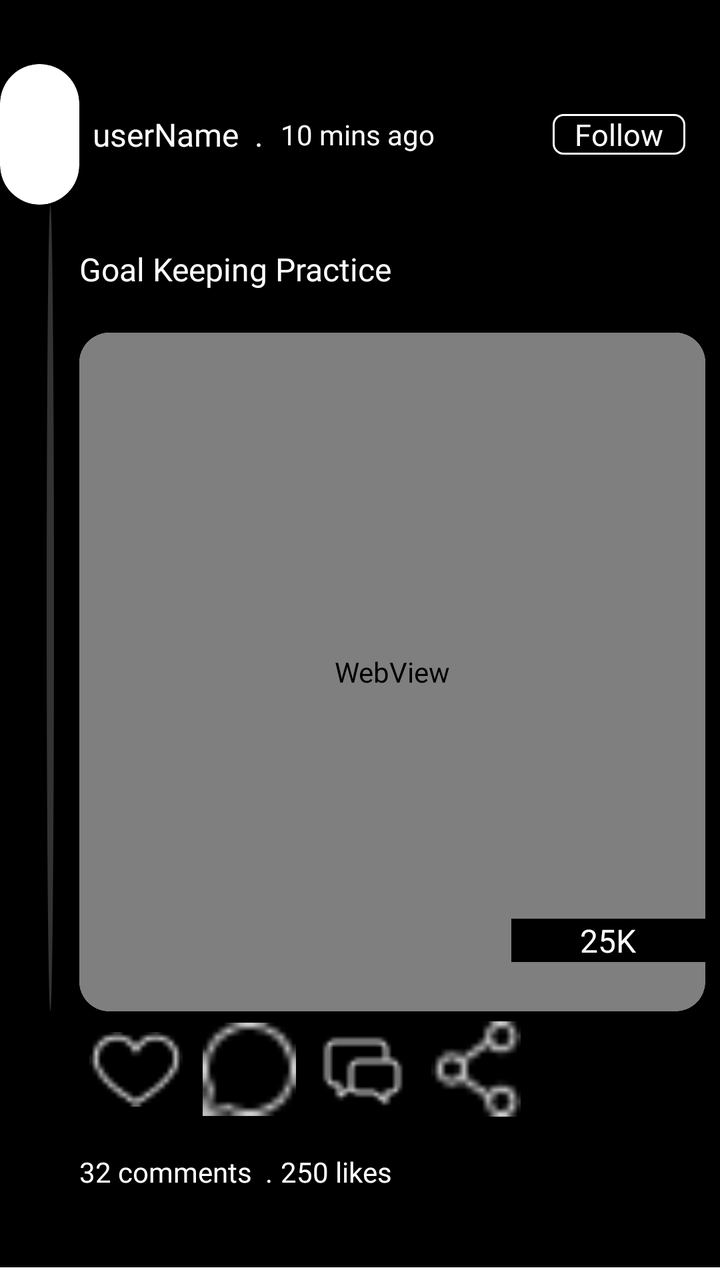
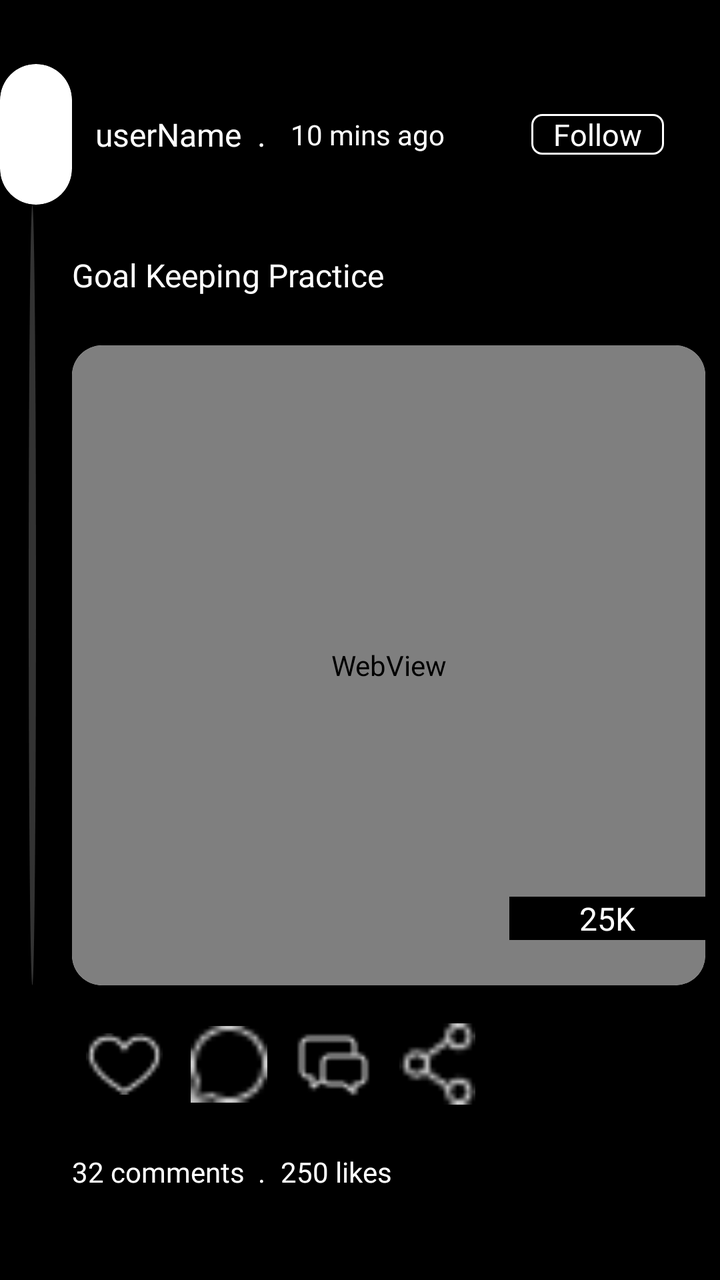

An Android layout rendered at two revisions. The XML below is the earlier revision; the diff shows what the commit changed to produce the second picture.
<!-- AndroidManifest.xml: application theme Theme.Pruvve -->
<!-- res/layout/item_feed_videos.xml -->
<?xml version="1.0" encoding="utf-8"?>
<androidx.constraintlayout.widget.ConstraintLayout xmlns:android="http://schemas.android.com/apk/res/android"
    xmlns:app="http://schemas.android.com/apk/res-auto"
    xmlns:tools="http://schemas.android.com/tools"
    android:layout_width="match_parent"
    android:layout_height="400dp"
    android:background="@color/black">

    <androidx.cardview.widget.CardView
        android:layout_width="0dp"
        android:layout_height="0dp"
        app:cardCornerRadius="80dp"
        app:layout_constraintBottom_toTopOf="@+id/guideline111"
        app:layout_constraintEnd_toStartOf="@+id/guideline116"
        app:layout_constraintStart_toStartOf="parent"
        app:layout_constraintTop_toTopOf="@+id/guideline118">

        <WebView
            android:id="@+id/wvFeedsProfilePicture"
            android:layout_width="0dp"
            android:layout_height="0dp"
            android:src="@drawable/custom_circl" />
    </androidx.cardview.widget.CardView>



    <View
        android:id="@+id/view"
        android:layout_width="0dp"
        android:layout_height="0dp"
        android:background="@drawable/profile_line"
        app:layout_constraintBottom_toTopOf="@+id/guideline114"
        app:layout_constraintEnd_toStartOf="@+id/guideline122"
        app:layout_constraintStart_toStartOf="@+id/guideline117"
        app:layout_constraintTop_toTopOf="@+id/guideline111" />

    <View
        android:layout_width="0dp"
        android:layout_height="0dp"
        android:background="@color/white"
        app:layout_constraintBottom_toBottomOf="parent"
        app:layout_constraintEnd_toEndOf="parent"
        app:layout_constraintStart_toStartOf="parent"
        app:layout_constraintTop_toTopOf="@+id/guideline124" />

    <TextView
        android:id="@+id/tvProfileName"
        android:layout_width="0dp"
        android:layout_height="wrap_content"
        android:fontFamily="@font/my_poppins"
        android:gravity="center_vertical"
        android:text="\tuserName  ."
        android:textColor="@color/white"
        android:textSize="16sp"
        app:layout_constraintBottom_toTopOf="@+id/guideline111"
        app:layout_constraintEnd_toStartOf="@+id/guideline120"
        app:layout_constraintStart_toStartOf="@+id/guideline116"
        app:layout_constraintTop_toTopOf="@+id/guideline118"
        tools:ignore="HardcodedText" />

    <TextView
        android:id="@+id/tvTimestamp"
        android:layout_width="0dp"
        android:layout_height="wrap_content"
        android:fontFamily="@font/my_poppins"
        android:gravity="center_vertical"
        android:text="10 mins ago"
        android:textColor="@color/white"
        android:textSize="14sp"
        app:layout_constraintBottom_toTopOf="@+id/guideline111"
        app:layout_constraintEnd_toEndOf="parent"
        app:layout_constraintStart_toEndOf="@+id/tvProfileName"
        app:layout_constraintTop_toTopOf="@+id/guideline118"
        tools:ignore="HardcodedText" />

    <TextView
        android:id="@+id/tvFollowButton"
        android:layout_width="wrap_content"
        android:layout_height="wrap_content"
        android:background="@drawable/sign_in_viewbackgrounds"
        android:fontFamily="@font/my_poppins"
        android:gravity="center"
        android:text="   Follow   "
        android:textColor="@color/white"
        android:textSize="15sp"
        app:layout_constraintBottom_toTopOf="@+id/guideline111"
        app:layout_constraintEnd_toStartOf="@+id/guideline119"
        app:layout_constraintStart_toStartOf="@+id/guideline121"
        app:layout_constraintTop_toTopOf="@+id/guideline118"
        tools:ignore="HardcodedText" />

    <TextView
        android:id="@+id/tvTitle"
        android:layout_width="0dp"
        android:layout_height="wrap_content"
        android:fontFamily="@font/poppins_bold"
        android:gravity="center_vertical"
        android:text="Goal Keeping Practice"
        android:textColor="@color/white"
        android:textSize="16sp"
        app:layout_constraintBottom_toTopOf="@+id/guideline112"
        app:layout_constraintEnd_toEndOf="parent"
        app:layout_constraintStart_toStartOf="@+id/guideline116"
        app:layout_constraintTop_toTopOf="@+id/guideline111"
        tools:ignore="HardcodedText" />


    <androidx.cardview.widget.CardView
        android:id="@+id/cardView"
        android:layout_width="0dp"
        android:layout_height="0dp"
        app:cardCornerRadius="15dp"
        app:layout_constraintBottom_toTopOf="@+id/guideline114"
        app:layout_constraintEnd_toStartOf="@+id/guideline119"
        app:layout_constraintStart_toStartOf="@+id/guideline116"
        app:layout_constraintTop_toTopOf="@+id/guideline112">

        <androidx.constraintlayout.widget.ConstraintLayout
            android:layout_width="match_parent"
            android:layout_height="match_parent">

            <WebView
                android:id="@+id/wvFeeds"
                android:layout_width="match_parent"
                android:layout_height="match_parent"
                android:background="@drawable/dialogue_background3"
                app:layout_constraintBottom_toBottomOf="parent"
                app:layout_constraintEnd_toEndOf="parent"
                app:layout_constraintStart_toStartOf="parent"
                app:layout_constraintTop_toTopOf="parent" />

            <TextView
                android:id="@+id/tvViews"
                android:layout_width="0dp"
                android:layout_height="wrap_content"
                android:background="@color/black"
                android:fontFamily="@font/poppins_bold"
                android:gravity="center"
                android:text="25K"
                android:textAlignment="center"
                android:textColor="@color/white"
                android:textSize="16sp"

                app:layout_constraintBottom_toBottomOf="parent"
                app:layout_constraintEnd_toEndOf="parent"
                app:layout_constraintStart_toStartOf="@+id/guideline168"
                app:layout_constraintTop_toTopOf="@+id/guideline170"
                tools:ignore="HardcodedText" />

            <androidx.constraintlayout.widget.Guideline
                android:id="@+id/guideline168"
                android:layout_width="wrap_content"
                android:layout_height="wrap_content"
                android:orientation="vertical"
                app:layout_constraintGuide_percent="0.69" />

            <androidx.constraintlayout.widget.Guideline
                android:id="@+id/guideline170"
                android:layout_width="wrap_content"
                android:layout_height="wrap_content"
                android:orientation="horizontal"
                app:layout_constraintGuide_percent="0.79" />

        </androidx.constraintlayout.widget.ConstraintLayout>
    </androidx.cardview.widget.CardView>

    <LinearLayout
        android:id="@+id/linearLayout2"
        android:layout_width="0dp"
        android:layout_height="0dp"
        android:orientation="horizontal"
        app:layout_constraintBottom_toTopOf="@+id/guideline115"
        app:layout_constraintEnd_toStartOf="@+id/guideline121"
        app:layout_constraintStart_toStartOf="@+id/guideline116"
        app:layout_constraintTop_toTopOf="@+id/guideline114">

        <ImageView
            android:id="@+id/ivLikeButton"
            android:layout_width="match_parent"
            android:layout_height="match_parent"
            android:layout_margin="5dp"
            android:layout_weight="1"
            android:src="@drawable/like_heart"
            android:contentDescription="this is for the like action"
            tools:ignore="HardcodedText"/>

        <ImageView
            android:id="@+id/ivCommentButton"
            android:layout_width="match_parent"
            android:layout_height="match_parent"
            android:layout_margin="5dp"
            android:layout_weight="1"
            android:src="@drawable/comment"
            android:contentDescription="this is for the comment action"
            tools:ignore="HardcodedText"/>

        <ImageView
            android:id="@+id/ivChatButton"
            android:layout_width="match_parent"
            android:layout_height="match_parent"
            android:layout_marginStart="5dp"
            android:layout_marginTop="2dp"
            android:layout_marginEnd="5dp"
            android:layout_marginBottom="2dp"
            android:layout_weight="1"
            android:src="@drawable/chat"
            android:contentDescription="this is for the chat action"
            tools:ignore="HardcodedText" />

        <ImageView
            android:id="@+id/ivShareButton"
            android:layout_width="match_parent"
            android:layout_height="match_parent"
            android:layout_margin="5dp"
            android:layout_weight="1"
            android:src="@drawable/share"
            android:contentDescription="this is for the share action"
            tools:ignore="HardcodedText"/>
    </LinearLayout>

    <TextView
        android:id="@+id/tvComments"
        android:layout_width="0dp"
        android:layout_height="wrap_content"
        android:fontFamily="@font/my_poppins"
        android:gravity="center_vertical"
        android:text="32 comments  . "
        android:textColor="@color/white"
        android:textSize="14sp"
        app:layout_constraintBottom_toTopOf="@+id/guideline123"
        app:layout_constraintEnd_toStartOf="@+id/guideline120"
        app:layout_constraintStart_toStartOf="@+id/guideline116"
        app:layout_constraintTop_toTopOf="@+id/guideline115"
        tools:ignore="HardcodedText" />

    <TextView
        android:id="@+id/tvLikes"
        android:layout_width="0dp"
        android:layout_height="wrap_content"
        android:fontFamily="@font/my_poppins"
        android:gravity="center_vertical"
        android:text="250 likes"
        android:textColor="@color/white"
        android:textSize="14sp"
        app:layout_constraintBottom_toTopOf="@+id/guideline123"
        app:layout_constraintEnd_toStartOf="@+id/guideline121"
        app:layout_constraintStart_toStartOf="@+id/guideline120"
        app:layout_constraintTop_toTopOf="@+id/guideline115"
        tools:ignore="HardcodedText" />

    <androidx.constraintlayout.widget.Guideline
        android:id="@+id/guideline111"
        android:layout_width="wrap_content"
        android:layout_height="wrap_content"
        android:orientation="horizontal"
        app:layout_constraintGuide_percent="0.16" />

    <androidx.constraintlayout.widget.Guideline
        android:id="@+id/guideline112"
        android:layout_width="wrap_content"
        android:layout_height="wrap_content"
        android:orientation="horizontal"
        app:layout_constraintGuide_percent="0.26" />

    <androidx.constraintlayout.widget.Guideline
        android:id="@+id/guideline113"
        android:layout_width="wrap_content"
        android:layout_height="wrap_content"
        android:orientation="horizontal"
        app:layout_constraintGuide_percent="0.67" />

    <androidx.constraintlayout.widget.Guideline
        android:id="@+id/guideline114"
        android:layout_width="wrap_content"
        android:layout_height="wrap_content"
        android:orientation="horizontal"
        app:layout_constraintGuide_percent="0.79" />

    <androidx.constraintlayout.widget.Guideline
        android:id="@+id/guideline115"
        android:layout_width="wrap_content"
        android:layout_height="wrap_content"
        android:orientation="horizontal"
        app:layout_constraintGuide_percent="0.88" />

    <androidx.constraintlayout.widget.Guideline
        android:id="@+id/guideline116"
        android:layout_width="wrap_content"
        android:layout_height="wrap_content"
        android:orientation="vertical"
        app:layout_constraintGuide_percent="0.11" />

    <androidx.constraintlayout.widget.Guideline
        android:id="@+id/guideline117"
        android:layout_width="wrap_content"
        android:layout_height="wrap_content"
        android:orientation="vertical"
        app:layout_constraintGuide_percent="0.065" />

    <androidx.constraintlayout.widget.Guideline
        android:id="@+id/guideline119"
        android:layout_width="wrap_content"
        android:layout_height="wrap_content"
        android:orientation="vertical"
        app:layout_constraintGuide_percent="0.98" />

    <androidx.constraintlayout.widget.Guideline
        android:id="@+id/guideline120"
        android:layout_width="wrap_content"
        android:layout_height="wrap_content"
        android:orientation="vertical"
        app:layout_constraintGuide_percent="0.39" />

    <androidx.constraintlayout.widget.Guideline
        android:id="@+id/guideline121"
        android:layout_width="wrap_content"
        android:layout_height="wrap_content"
        android:orientation="vertical"
        app:layout_constraintGuide_percent="0.74" />

    <androidx.constraintlayout.widget.Guideline
        android:id="@+id/guideline122"
        android:layout_width="wrap_content"
        android:layout_height="wrap_content"
        android:orientation="vertical"
        app:layout_constraintGuide_percent="0.075" />

    <androidx.constraintlayout.widget.Guideline
        android:id="@+id/guideline118"
        android:layout_width="wrap_content"
        android:layout_height="wrap_content"
        android:orientation="horizontal"
        app:layout_constraintGuide_percent="0.05" />

    <androidx.constraintlayout.widget.Guideline
        android:id="@+id/guideline123"
        android:layout_width="wrap_content"
        android:layout_height="wrap_content"
        android:orientation="horizontal"
        app:layout_constraintGuide_percent="0.95" />

    <androidx.constraintlayout.widget.Guideline
        android:id="@+id/guideline124"
        android:layout_width="wrap_content"
        android:layout_height="wrap_content"
        android:orientation="horizontal"
        app:layout_constraintGuide_percent="0.99" />

</androidx.constraintlayout.widget.ConstraintLayout>
<!-- resources referenced by this layout -->
<resources>
  <color name="black">#FF000000</color>
  <color name="white">#FFFFFFFF</color>
  <!-- drawable chat: png bitmap (drawable, 570 bytes) -->
  <!-- drawable comment: png bitmap (drawable, 357 bytes) -->
  <!-- drawable custom_circl (drawable) -->
  <?xml version="1.0" encoding="utf-8"?>
  <shape xmlns:android="http://schemas.android.com/apk/res/android"
      android:shape="oval">
      <stroke android:color="@color/green"
          android:width="5dp"/>
  </shape>
  <!-- drawable dialogue_background3 (drawable) -->
  <?xml version="1.0" encoding="utf-8"?>
  <shape
      xmlns:android="http://schemas.android.com/apk/res/android"
      android:shape="rectangle">
      <solid
          android:color="@color/dark_gray"/>
      <corners
          android:radius="10dp"/>
  </shape>
  <!-- drawable like_heart: png bitmap (drawable, 396 bytes) -->
  <!-- drawable profile_line (drawable) -->
  <?xml version="1.0" encoding="utf-8"?>
  <shape xmlns:android="http://schemas.android.com/apk/res/android"
      android:shape="oval">
      <solid android:color="@color/dark_gray"/>
  </shape>
  <!-- drawable share: png bitmap (drawable, 367 bytes) -->
  <!-- drawable sign_in_viewbackgrounds (drawable) -->
  <?xml version="1.0" encoding="utf-8"?>
  <shape
      xmlns:app="http://schemas.android.com/apk/res-auto"
      xmlns:android="http://schemas.android.com/apk/res/android"
      android:shape="rectangle">
      <corners
          android:radius="5dp"/>
      <stroke
          android:width="1sp"
          android:color="@color/white"/>
  </shape>
  <style name="Theme.Pruvve" parent="Base.Theme.Pruvve" />
  <color name="green">#008000</color>
  <color name="dark_gray">#333333</color>
  <style name="Base.Theme.Pruvve" parent="Theme.AppCompat.Light.NoActionBar">
          
          
      </style>
</resources>

<!-- the commit's change to res/layout/item_feed_videos.xml (unified diff, before → after) -->
@@ -2,11 +2,14 @@
 <androidx.constraintlayout.widget.ConstraintLayout xmlns:android="http://schemas.android.com/apk/res/android"
     xmlns:app="http://schemas.android.com/apk/res-auto"
     xmlns:tools="http://schemas.android.com/tools"
+    android:id="@+id/clFeedVideos"
     android:layout_width="match_parent"
     android:layout_height="400dp"
-    android:background="@color/black">
+    android:background="@color/black"
+    tools:context=".MorePage">
 
     <androidx.cardview.widget.CardView
+        android:id="@+id/cvWVFeeds"
         android:layout_width="0dp"
         android:layout_height="0dp"
         app:cardCornerRadius="80dp"
@@ -35,13 +38,14 @@
         app:layout_constraintTop_toTopOf="@+id/guideline111" />
 
     <View
+        android:id="@+id/view2"
         android:layout_width="0dp"
         android:layout_height="0dp"
         android:background="@color/white"
         app:layout_constraintBottom_toBottomOf="parent"
         app:layout_constraintEnd_toEndOf="parent"
         app:layout_constraintStart_toStartOf="parent"
-        app:layout_constraintTop_toTopOf="@+id/guideline124" />
+        app:layout_constraintTop_toTopOf="@+id/guideline324" />
 
     <TextView
         android:id="@+id/tvProfileName"
@@ -50,6 +54,7 @@
         android:fontFamily="@font/my_poppins"
         android:gravity="center_vertical"
         android:text="\tuserName  ."
+        android:layout_marginStart="5dp"
         android:textColor="@color/white"
         android:textSize="16sp"
         app:layout_constraintBottom_toTopOf="@+id/guideline111"
@@ -65,6 +70,7 @@
         android:fontFamily="@font/my_poppins"
         android:gravity="center_vertical"
         android:text="10 mins ago"
+        android:layout_marginStart="5dp"
         android:textColor="@color/white"
         android:textSize="14sp"
         app:layout_constraintBottom_toTopOf="@+id/guideline111"
@@ -106,7 +112,7 @@
 
 
     <androidx.cardview.widget.CardView
-        android:id="@+id/cardView"
+        android:id="@+id/cvMainFeeds"
         android:layout_width="0dp"
         android:layout_height="0dp"
         app:cardCornerRadius="15dp"
@@ -168,6 +174,7 @@
         android:id="@+id/linearLayout2"
         android:layout_width="0dp"
         android:layout_height="0dp"
+        android:layout_marginTop="8dp"
         android:orientation="horizontal"
         app:layout_constraintBottom_toTopOf="@+id/guideline115"
         app:layout_constraintEnd_toStartOf="@+id/guideline121"
@@ -178,7 +185,7 @@
             android:id="@+id/ivLikeButton"
             android:layout_width="match_parent"
             android:layout_height="match_parent"
-            android:layout_margin="5dp"
+            android:layout_margin="7dp"
             android:layout_weight="1"
             android:src="@drawable/like_heart"
             android:contentDescription="this is for the like action"
@@ -188,7 +195,7 @@
             android:id="@+id/ivCommentButton"
             android:layout_width="match_parent"
             android:layout_height="match_parent"
-            android:layout_margin="5dp"
+            android:layout_margin="7dp"
             android:layout_weight="1"
             android:src="@drawable/comment"
             android:contentDescription="this is for the comment action"
@@ -199,9 +206,9 @@
             android:layout_width="match_parent"
             android:layout_height="match_parent"
             android:layout_marginStart="5dp"
-            android:layout_marginTop="2dp"
+            android:layout_marginTop="4dp"
             android:layout_marginEnd="5dp"
-            android:layout_marginBottom="2dp"
+            android:layout_marginBottom="5dp"
             android:layout_weight="1"
             android:src="@drawable/chat"
             android:contentDescription="this is for the chat action"
@@ -211,7 +218,7 @@
             android:id="@+id/ivShareButton"
             android:layout_width="match_parent"
             android:layout_height="match_parent"
-            android:layout_margin="5dp"
+            android:layout_margin="7dp"
             android:layout_weight="1"
             android:src="@drawable/share"
             android:contentDescription="this is for the share action"
@@ -248,6 +255,154 @@
         app:layout_constraintTop_toTopOf="@+id/guideline115"
         tools:ignore="HardcodedText" />
 
+    <androidx.constraintlayout.widget.ConstraintLayout
+        android:id="@+id/clCommentsAndLikes"
+        android:layout_width="match_parent"
+        android:layout_height="0dp"
+        android:background="@color/darker_gray"
+        app:layout_constraintBottom_toBottomOf="parent"
+        app:layout_constraintEnd_toEndOf="parent"
+        app:layout_constraintStart_toStartOf="parent"
+        app:layout_constraintTop_toTopOf="@+id/guideline324">
+
+        <TextView
+            android:id="@+id/tvLikeItems"
+            android:layout_width="0dp"
+            android:layout_height="0dp"
+            android:background="@drawable/dialogue_background4"
+            android:fontFamily="@font/my_exo"
+            android:gravity="center"
+            android:text="likes"
+            android:textColor="@color/white"
+            android:textSize="17sp"
+            app:layout_constraintBottom_toTopOf="@+id/guideline240"
+            app:layout_constraintEnd_toStartOf="@+id/guideline239"
+            app:layout_constraintStart_toStartOf="@+id/guideline315"
+            app:layout_constraintTop_toTopOf="parent"
+            tools:ignore="HardcodedText" />
+
+        <TextView
+            android:id="@+id/tvMyComments"
+            android:layout_width="0dp"
+            android:layout_height="0dp"
+            android:background="@drawable/dialogue_background3"
+            android:fontFamily="@font/my_exo"
+            android:gravity="center"
+            android:text="comments"
+            android:textColor="@color/white"
+            android:textSize="17sp"
+            app:layout_constraintBottom_toTopOf="@+id/guideline240"
+            app:layout_constraintEnd_toStartOf="@+id/guideline315"
+            app:layout_constraintStart_toStartOf="parent"
+            app:layout_constraintTop_toTopOf="parent"
+            tools:ignore="HardcodedText" />
+
+        <androidx.cardview.widget.CardView
+            android:id="@+id/cvCommentBar"
+            android:layout_width="0dp"
+            android:layout_height="0dp"
+            android:background="@drawable/profile_line"
+            app:layout_constraintBottom_toTopOf="@+id/guideline233"
+            app:layout_constraintEnd_toStartOf="@+id/guideline235"
+            app:layout_constraintStart_toStartOf="@+id/guideline236"
+            app:layout_constraintTop_toTopOf="@+id/guideline232">
+
+            <View
+                android:layout_width="match_parent"
+                android:layout_height="match_parent" />
+        </androidx.cardview.widget.CardView>
+
+        <androidx.recyclerview.widget.RecyclerView
+            android:id="@+id/rvCommentsAndLikes"
+            android:layout_width="0dp"
+            android:layout_height="0dp"
+            android:background="@color/mid_dark_gray"
+            app:layout_constraintBottom_toBottomOf="parent"
+            app:layout_constraintEnd_toEndOf="parent"
+            app:layout_constraintStart_toStartOf="parent"
+            app:layout_constraintTop_toTopOf="@+id/guideline233" />
+
+        <LinearLayout
+            android:layout_width="0dp"
+            android:layout_height="0dp"
+            android:layout_margin="10dp"
+            android:background="@drawable/search_background2"
+            app:layout_constraintBottom_toBottomOf="parent"
+            app:layout_constraintEnd_toEndOf="parent"
+            app:layout_constraintStart_toStartOf="parent"
+            app:layout_constraintTop_toTopOf="@+id/guideline124">
+
+            <EditText
+                android:layout_width="match_parent"
+                android:layout_height="match_parent"
+                android:layout_marginStart="8dp"
+                android:layout_marginEnd="2dp"
+                android:inputType="textMultiLine"
+                android:autofillHints="none"
+                android:hint="Write a comment"
+                android:textSize="16sp"
+                android:textColorHint="@color/gray"
+                tools:ignore="HardcodedText" />
+        </LinearLayout>
+
+        <androidx.constraintlayout.widget.Guideline
+            android:id="@+id/guideline232"
+            android:layout_width="wrap_content"
+            android:layout_height="wrap_content"
+            android:orientation="horizontal"
+            app:layout_constraintGuide_percent="0.08" />
+
+        <androidx.constraintlayout.widget.Guideline
+            android:id="@+id/guideline233"
+            android:layout_width="wrap_content"
+            android:layout_height="wrap_content"
+            android:orientation="horizontal"
+            app:layout_constraintGuide_percent="0.087" />
+
+        <androidx.constraintlayout.widget.Guideline
+            android:id="@+id/guideline235"
+            android:layout_width="wrap_content"
+            android:layout_height="wrap_content"
+            android:orientation="vertical"
+            app:layout_constraintGuide_percent="0.8" />
+
+        <androidx.constraintlayout.widget.Guideline
+            android:id="@+id/guideline236"
+            android:layout_width="wrap_content"
+            android:layout_height="wrap_content"
+            android:orientation="vertical"
+            app:layout_constraintGuide_percent="0.2" />
+
+        <androidx.constraintlayout.widget.Guideline
+            android:id="@+id/guideline239"
+            android:layout_width="wrap_content"
+            android:layout_height="wrap_content"
+            android:orientation="vertical"
+            app:layout_constraintGuide_percent="0.6" />
+
+        <androidx.constraintlayout.widget.Guideline
+            android:id="@+id/guideline240"
+            android:layout_width="wrap_content"
+            android:layout_height="wrap_content"
+            android:orientation="horizontal"
+            app:layout_constraintGuide_percent="0.1" />
+
+        <androidx.constraintlayout.widget.Guideline
+            android:id="@+id/guideline315"
+            android:layout_width="wrap_content"
+            android:layout_height="wrap_content"
+            android:orientation="vertical"
+            app:layout_constraintGuide_percent="0.3" />
+
+        <androidx.constraintlayout.widget.Guideline
+            android:id="@+id/guideline124"
+            android:layout_width="wrap_content"
+            android:layout_height="wrap_content"
+            android:orientation="horizontal"
+            app:layout_constraintGuide_percent="0.89" />
+
+    </androidx.constraintlayout.widget.ConstraintLayout>
+
     <androidx.constraintlayout.widget.Guideline
         android:id="@+id/guideline111"
         android:layout_width="wrap_content"
@@ -260,7 +415,7 @@
         android:layout_width="wrap_content"
         android:layout_height="wrap_content"
         android:orientation="horizontal"
-        app:layout_constraintGuide_percent="0.26" />
+        app:layout_constraintGuide_percent="0.27" />
 
     <androidx.constraintlayout.widget.Guideline
         android:id="@+id/guideline113"
@@ -274,7 +429,7 @@
         android:layout_width="wrap_content"
         android:layout_height="wrap_content"
         android:orientation="horizontal"
-        app:layout_constraintGuide_percent="0.79" />
+        app:layout_constraintGuide_percent="0.77" />
 
     <androidx.constraintlayout.widget.Guideline
         android:id="@+id/guideline115"
@@ -288,14 +443,14 @@
         android:layout_width="wrap_content"
         android:layout_height="wrap_content"
         android:orientation="vertical"
-        app:layout_constraintGuide_percent="0.11" />
+        app:layout_constraintGuide_percent="0.10" />
 
     <androidx.constraintlayout.widget.Guideline
         android:id="@+id/guideline117"
         android:layout_width="wrap_content"
         android:layout_height="wrap_content"
         android:orientation="vertical"
-        app:layout_constraintGuide_percent="0.065" />
+        app:layout_constraintGuide_percent="0.04" />
 
     <androidx.constraintlayout.widget.Guideline
         android:id="@+id/guideline119"
@@ -316,14 +471,14 @@
         android:layout_width="wrap_content"
         android:layout_height="wrap_content"
         android:orientation="vertical"
-        app:layout_constraintGuide_percent="0.74" />
+        app:layout_constraintGuide_percent="0.68" />
 
     <androidx.constraintlayout.widget.Guideline
         android:id="@+id/guideline122"
         android:layout_width="wrap_content"
         android:layout_height="wrap_content"
         android:orientation="vertical"
-        app:layout_constraintGuide_percent="0.075" />
+        app:layout_constraintGuide_percent="0.05" />
 
     <androidx.constraintlayout.widget.Guideline
         android:id="@+id/guideline118"
@@ -340,10 +495,10 @@
         app:layout_constraintGuide_percent="0.95" />
 
     <androidx.constraintlayout.widget.Guideline
-        android:id="@+id/guideline124"
-        android:layout_width="wrap_content"
-        android:layout_height="wrap_content"
-        android:orientation="horizontal"
-        app:layout_constraintGuide_percent="0.99" />
+        android:id="@+id/guideline324"
+        android:layout_width="wrap_content"
+        android:layout_height="wrap_content"
+        android:orientation="horizontal"
+        app:layout_constraintGuide_percent="0.999999999999" />
 
 </androidx.constraintlayout.widget.ConstraintLayout>
<!-- resource entries referenced after the edit -->
@@ -1,6 +1,9 @@
 <!-- resources referenced by this layout -->
 <resources>
   <color name="black">#FF000000</color>
+  <color name="darker_gray">#111111</color>
+  <color name="gray">#808080</color>
+  <color name="mid_dark_gray">#222222</color>
   <color name="white">#FFFFFFFF</color>
   <!-- drawable chat: png bitmap (drawable, 570 bytes) -->
   <!-- drawable comment: png bitmap (drawable, 357 bytes) -->
@@ -21,6 +24,16 @@
       <corners
           android:radius="10dp"/>
   </shape>
+  <!-- drawable dialogue_background4 (drawable) -->
+  <?xml version="1.0" encoding="utf-8"?>
+  <shape
+      xmlns:android="http://schemas.android.com/apk/res/android"
+      android:shape="rectangle">
+      <solid
+          android:color="@color/mid_dark_gray"/>
+      <corners
+          android:radius="10dp"/>
+  </shape>
   <!-- drawable like_heart: png bitmap (drawable, 396 bytes) -->
   <!-- drawable profile_line (drawable) -->
   <?xml version="1.0" encoding="utf-8"?>
@@ -28,25 +41,31 @@
       android:shape="oval">
       <solid android:color="@color/dark_gray"/>
   </shape>
+  <!-- drawable search_background2 (drawable) -->
+  <?xml version="1.0" encoding="utf-8"?>
+  <shape xmlns:android="http://schemas.android.com/apk/res/android"
+      android:shape="rectangle">
+      <corners android:radius="5dp"/>
+      <solid android:color="@color/black"/>
+      <stroke android:width="2dp"
+          android:color="@color/gray"/>
+  
+  </shape>
   <!-- drawable share: png bitmap (drawable, 367 bytes) -->
   <!-- drawable sign_in_viewbackgrounds (drawable) -->
   <?xml version="1.0" encoding="utf-8"?>
   <shape
-      xmlns:app="http://schemas.android.com/apk/res-auto"
       xmlns:android="http://schemas.android.com/apk/res/android"
       android:shape="rectangle">
+      <solid android:color="@color/black"/>
       <corners
           android:radius="5dp"/>
       <stroke
-          android:width="1sp"
+          android:width="1dp"
           android:color="@color/white"/>
   </shape>
-  <style name="Theme.Pruvve" parent="Base.Theme.Pruvve" />
+  <style name="Theme.Pruvve" parent="Theme.AppCompat.DayNight.DarkActionBar" />
   <color name="green">#008000</color>
   <color name="dark_gray">#333333</color>
-  <style name="Base.Theme.Pruvve" parent="Theme.AppCompat.Light.NoActionBar">
-          
-          
-      </style>
 </resources>
 
